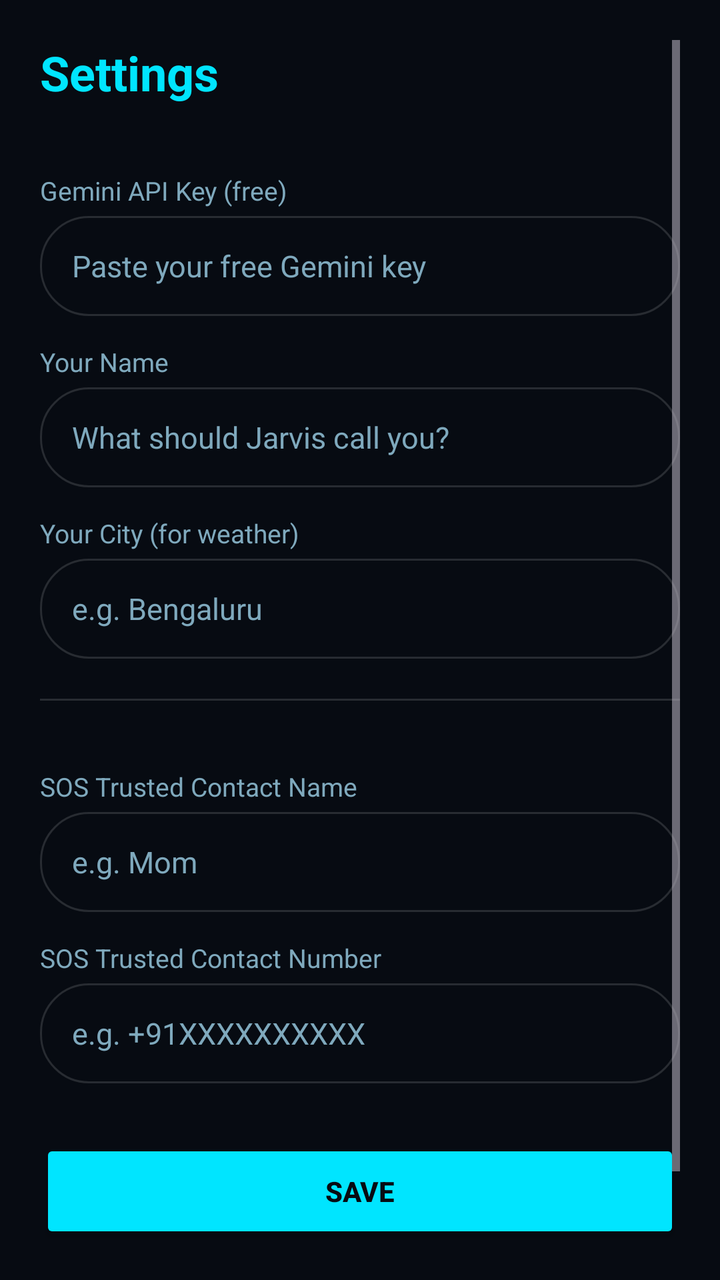
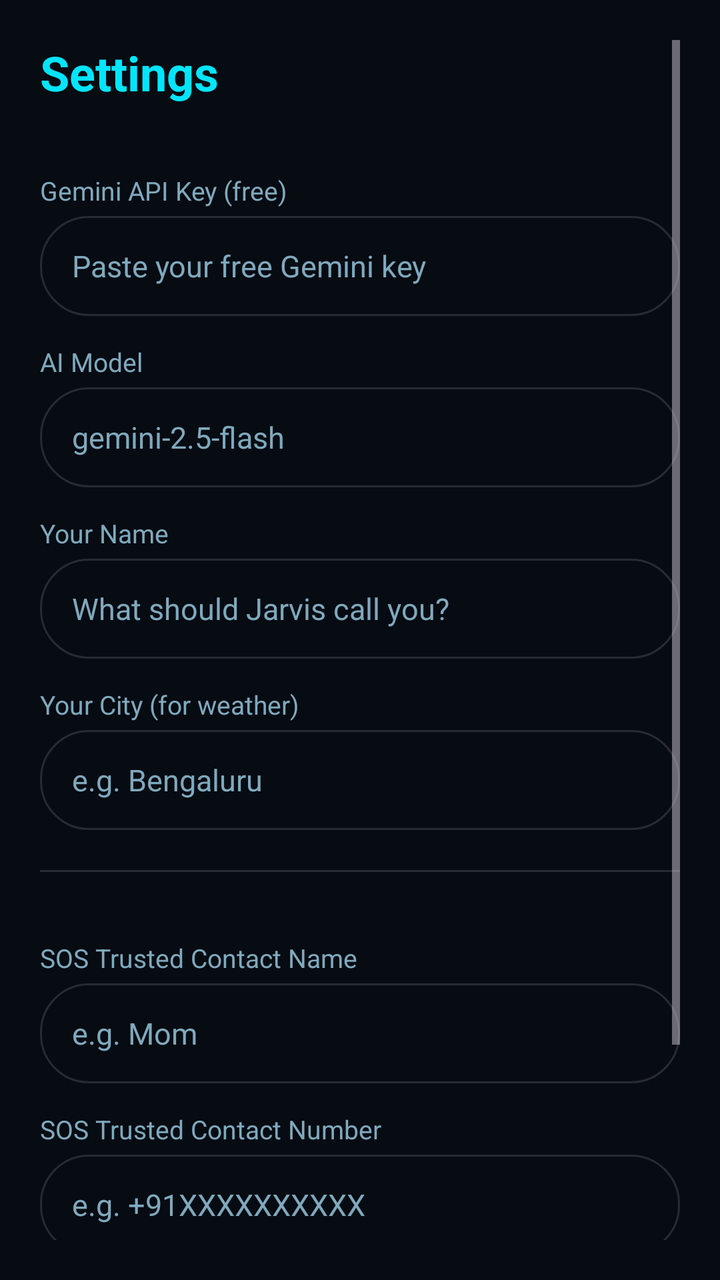

An Android layout rendered at two revisions. The XML below is the earlier revision; the diff shows what the commit changed to produce the second picture.
<!-- AndroidManifest.xml: application theme Theme.Jarvis -->
<!-- res/layout/activity_settings.xml -->
<?xml version="1.0" encoding="utf-8"?>
<ScrollView xmlns:android="http://schemas.android.com/apk/res/android"
    android:layout_width="match_parent"
    android:layout_height="match_parent"
    android:background="@color/bg"
    android:padding="20dp">

    <LinearLayout
        android:layout_width="match_parent"
        android:layout_height="wrap_content"
        android:orientation="vertical">

        <TextView
            android:layout_width="wrap_content"
            android:layout_height="wrap_content"
            android:text="Settings"
            android:textColor="@color/accent"
            android:textSize="24sp"
            android:textStyle="bold"
            android:layout_marginBottom="20dp" />

        <TextView style="@style/Label" android:text="Gemini API Key (free)" />
        <EditText
            android:id="@+id/apiKeyInput"
            style="@style/Field"
            android:hint="Paste your free Gemini key"
            android:inputType="textNoSuggestions" />

        <TextView style="@style/Label" android:text="Your Name" />
        <EditText
            android:id="@+id/nameInput"
            style="@style/Field"
            android:hint="What should Jarvis call you?"
            android:inputType="textCapWords" />

        <TextView style="@style/Label" android:text="Your City (for weather)" />
        <EditText
            android:id="@+id/cityInput"
            style="@style/Field"
            android:hint="e.g. Bengaluru"
            android:inputType="textCapWords" />

        <View android:layout_width="match_parent" android:layout_height="1dp"
            android:background="#22FFFFFF" android:layout_marginTop="20dp"
            android:layout_marginBottom="20dp" />

        <TextView style="@style/Label" android:text="SOS Trusted Contact Name" />
        <EditText
            android:id="@+id/sosNameInput"
            style="@style/Field"
            android:hint="e.g. Mom"
            android:inputType="textCapWords" />

        <TextView style="@style/Label" android:text="SOS Trusted Contact Number" />
        <EditText
            android:id="@+id/sosNumberInput"
            style="@style/Field"
            android:hint="e.g. +91XXXXXXXXXX"
            android:inputType="phone" />

        <Button
            android:id="@+id/saveBtn"
            android:layout_width="match_parent"
            android:layout_height="52dp"
            android:layout_marginTop="28dp"
            android:text="Save"
            android:textStyle="bold"
            android:backgroundTint="@color/accent"
            android:textColor="@color/bg" />

        <TextView
            android:layout_width="match_parent"
            android:layout_height="wrap_content"
            android:layout_marginTop="24dp"
            android:text="Get a free Gemini key at aistudio.google.com \u2192 Get API key. No credit card needed."
            android:textColor="@color/text_dim"
            android:textSize="13sp" />
    </LinearLayout>
</ScrollView>
<!-- resources referenced by this layout -->
<resources>
  <color name="accent">#00E5FF</color>
  <color name="bg">#070B12</color>
  <color name="text_dim">#7FA9BD</color>
  <style name="Field">
          <item name="android:layout_width">match_parent</item>
          <item name="android:layout_height">50dp</item>
          <item name="android:background">@drawable/input_bg</item>
          <item name="android:paddingStart">16dp</item>
          <item name="android:paddingEnd">16dp</item>
          <item name="android:textColor">@color/text_primary</item>
          <item name="android:textColorHint">@color/text_dim</item>
          <item name="android:textSize">15sp</item>
          <item name="android:importantForAutofill">no</item>
      </style>
  <style name="Label">
          <item name="android:layout_width">wrap_content</item>
          <item name="android:layout_height">wrap_content</item>
          <item name="android:textColor">@color/text_dim</item>
          <item name="android:textSize">13sp</item>
          <item name="android:layout_marginTop">14dp</item>
          <item name="android:layout_marginBottom">4dp</item>
      </style>
  <style name="Theme.Jarvis" parent="Theme.Material3.Dark.NoActionBar">
          <item name="colorPrimary">@color/accent</item>
          <item name="colorOnPrimary">@color/bg</item>
          <item name="colorSecondary">@color/accent_dark</item>
          <item name="android:colorBackground">@color/bg</item>
          <item name="android:statusBarColor">@color/bg</item>
          <item name="android:navigationBarColor">@color/bg_bar</item>
          <item name="android:windowLightStatusBar">false</item>
      </style>
  <!-- drawable input_bg (drawable) -->
  <shape xmlns:android="http://schemas.android.com/apk/res/android" android:shape="rectangle">
      <solid android:color="@color/bg" />
      <stroke android:width="1dp" android:color="#22FFFFFF" />
      <corners android:radius="24dp" />
  </shape>
  <color name="text_primary">#E6F7FF</color>
  <color name="accent_dark">#0097A7</color>
  <color name="bg_bar">#0E1621</color>
</resources>

<!-- the commit's change to res/layout/activity_settings.xml (unified diff, before → after) -->
@@ -24,6 +24,13 @@
             android:id="@+id/apiKeyInput"
             style="@style/Field"
             android:hint="Paste your free Gemini key"
+            android:inputType="textNoSuggestions" />
+
+        <TextView style="@style/Label" android:text="AI Model" />
+        <EditText
+            android:id="@+id/modelInput"
+            style="@style/Field"
+            android:hint="gemini-2.5-flash"
             android:inputType="textNoSuggestions" />
 
         <TextView style="@style/Label" android:text="Your Name" />
